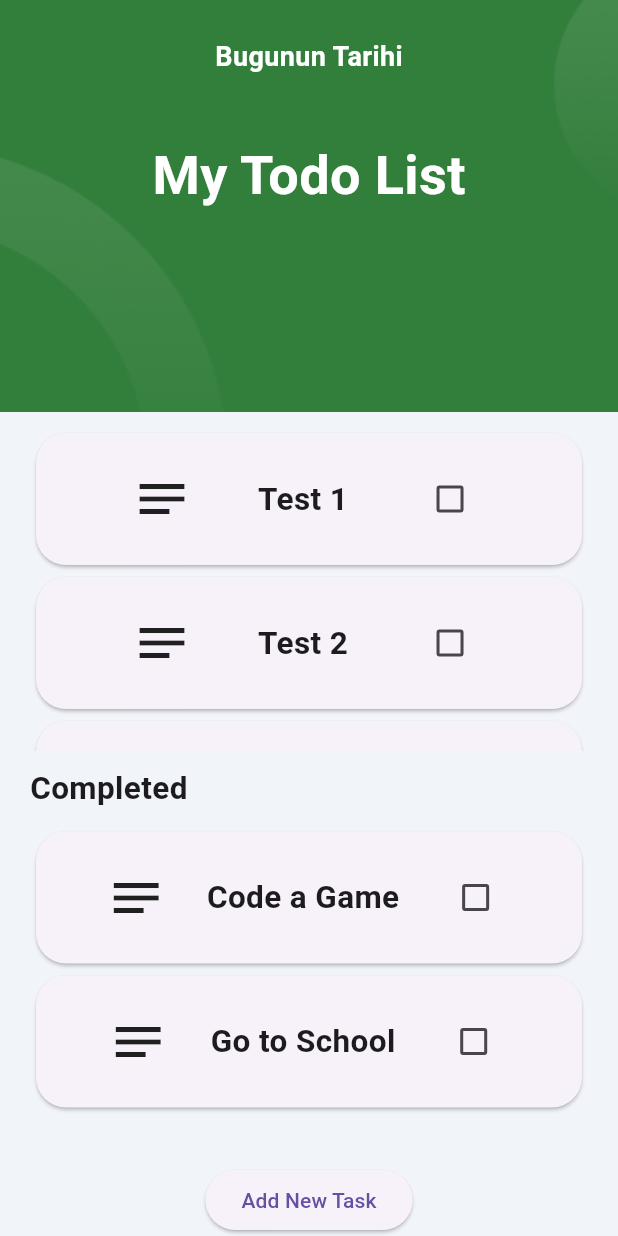
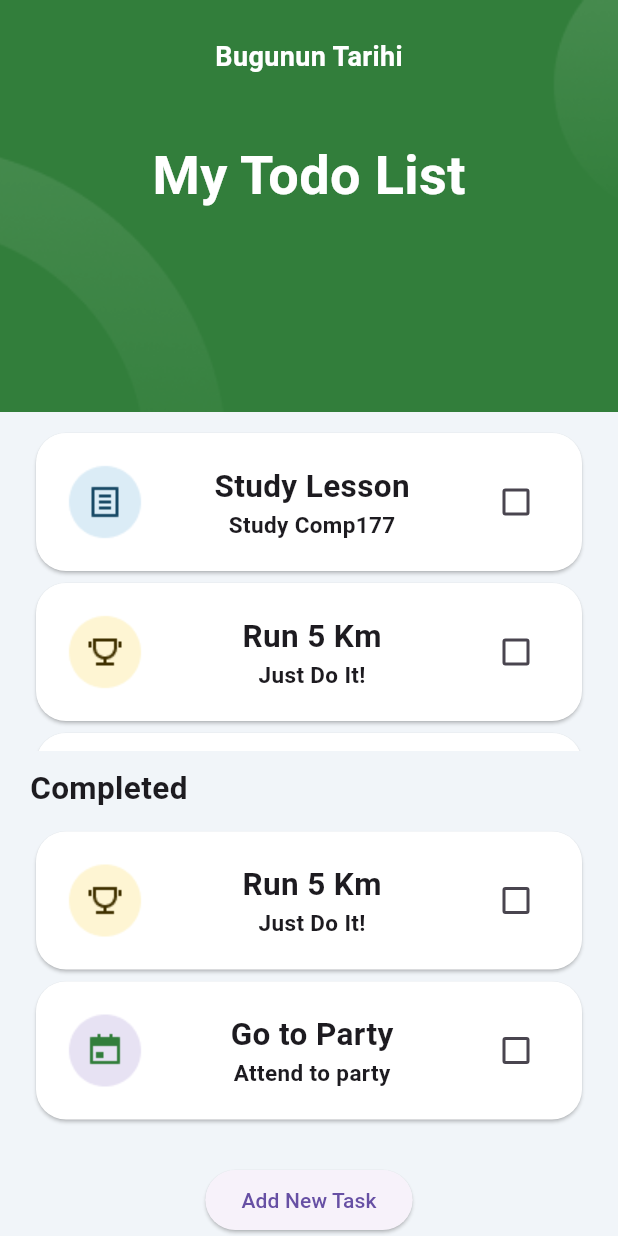
Before and after one commit to Limtotage/flutter_todo_app, a Flutter app: the screen it shows after launch, on a phone screen of 412 x 824 dp. Run offline on Flutter 3.47's test engine with Material 3 defaults, Android fonts, the phone set to English and light mode, and no system bars; our stand-ins replace firebase_auth, firebase_core, hexcolor; accounts and stored records are empty.

Commit message:
v0.10 Added model and Design for Task

```diff
--- /dev/null
+++ b/lib/constants/task_type.dart
@@ -0,0 +1 @@
+enum TaskType { note, calendar, goal }
--- a/lib/customItems/todo_item.dart
+++ b/lib/customItems/todo_item.dart
@@ -1,8 +1,10 @@
 import 'package:flutter/material.dart';
+import 'package:flutter_todo_app/constants/task_type.dart';
+import 'package:flutter_todo_app/model/task.dart';
 
 class Todoitem extends StatefulWidget {
-  const Todoitem({super.key, required this.title});
-  final String title;
+  const Todoitem({super.key, required this.task});
+  final Task task;
   @override
   State<Todoitem> createState() => _TodoitemState();
 }
@@ -12,24 +14,47 @@ class _TodoitemState extends State<Todoitem> {
   @override
   Widget build(BuildContext context) {
     return Card(
+      color: widget.task.isCompleted ? Colors.grey : Colors.white,
       shape: RoundedRectangleBorder(borderRadius: BorderRadius.circular(20)),
       child: Padding(
         padding: EdgeInsets.all(20),
         child: Row(
           mainAxisAlignment: MainAxisAlignment.spaceEvenly,
           children: [
-            Icon(
-              Icons.notes_outlined,
-              size: 40,
-            ),
-            Text(
-              widget.title,
-              style: TextStyle(fontWeight: FontWeight.bold, fontSize: 21),
+            widget.task.type == TaskType.note
+                ? Image.asset("lib/assets/images/Task.png")
+                : widget.task.type == TaskType.calendar
+                    ? Image.asset("lib/assets/images/Calendar.png")
+                    : Image.asset("lib/assets/images/Goal.png"),
+            Expanded(
+              child: Column(
+                children: [
+                  Text(
+                    widget.task.title,
+                    style: TextStyle(
+                        fontWeight: FontWeight.bold,
+                        fontSize: 21,
+                        decoration: widget.task.isCompleted
+                            ? TextDecoration.lineThrough
+                            : TextDecoration.none),
+                  ),
+                  Text(
+                    widget.task.description,
+                    style: TextStyle(
+                        fontWeight: FontWeight.bold,
+                        fontSize: 15,
+                        decoration: widget.task.isCompleted
+                            ? TextDecoration.lineThrough
+                            : TextDecoration.none),
+                  ),
+                ],
+              ),
             ),
             Checkbox(
                 value: isChecked,
                 onChanged: (val) => {
                       setState(() {
+                        widget.task.isCompleted = !widget.task.isCompleted;
                         isChecked = val!;
                       })
                     })
--- /dev/null
+++ b/lib/model/task.dart
@@ -0,0 +1,13 @@
+import 'package:flutter_todo_app/constants/task_type.dart';
+
+class Task {
+  Task(
+      {required this.type,
+      required this.title,
+      required this.description,
+      required this.isCompleted});
+  final TaskType type;
+  final String title;
+  final String description;
+  bool isCompleted;
+}
--- a/lib/screens/add_new_task.dart
+++ b/lib/screens/add_new_task.dart
@@ -51,8 +51,9 @@ class AddNewTaskScreen extends StatelessWidget {
                         mainAxisAlignment: MainAxisAlignment.spaceEvenly,
                         children: [
                           GestureIconsItem(path: "lib/assets/images/Task.png"),
-                          GestureIconsItem(path: "lib/assets/images/Date.png"),
-                          GestureIconsItem(path: "lib/assets/images/Trophy.png")
+                          GestureIconsItem(
+                              path: "lib/assets/images/Calendar.png"),
+                          GestureIconsItem(path: "lib/assets/images/Goal.png")
                         ],
                       ),
                     ),
--- a/lib/screens/home.dart
+++ b/lib/screens/home.dart
@@ -1,7 +1,9 @@
 import 'package:flutter/material.dart';
 import 'package:flutter_todo_app/constants/color.dart';
+import 'package:flutter_todo_app/constants/task_type.dart';
 import 'package:flutter_todo_app/customItems/header_item.dart';
 import 'package:flutter_todo_app/customItems/todo_item.dart';
+import 'package:flutter_todo_app/model/task.dart';
 import 'package:flutter_todo_app/screens/add_new_task.dart';
 import 'package:hexcolor/hexcolor.dart';
 
@@ -13,8 +15,35 @@ class HomeScreen extends StatefulWidget {
 }
 
 class _HomeScreenState extends State<HomeScreen> {
-  List<String> todo = ["Test 1", "Test 2", "Test 3"];
-  List<String> todoCompleted = ["Code a Game", "Go to School"];
+  List<Task> todo = [
+    Task(
+        type: TaskType.note,
+        title: "Study Lesson",
+        description: "Study Comp177",
+        isCompleted: false),
+    Task(
+        type: TaskType.goal,
+        title: "Run 5 Km",
+        description: "Just Do It!",
+        isCompleted: false),
+    Task(
+        type: TaskType.calendar,
+        title: "Go to Party",
+        description: "Attend to party",
+        isCompleted: false),
+  ];
+  List<Task> todoCompleted = [
+    Task(
+        type: TaskType.goal,
+        title: "Run 5 Km",
+        description: "Just Do It!",
+        isCompleted: false),
+    Task(
+        type: TaskType.calendar,
+        title: "Go to Party",
+        description: "Attend to party",
+        isCompleted: false),
+  ];
   @override
   Widget build(BuildContext context) {
     return MaterialApp(
@@ -35,7 +64,7 @@ class _HomeScreenState extends State<HomeScreen> {
                     shrinkWrap: true,
                     itemCount: todo.length,
                     itemBuilder: (context, index) {
-                      return Todoitem(title: todo[index]);
+                      return Todoitem(task: todo[index]);
                     },
                   )),
                 ),
@@ -60,7 +89,7 @@ class _HomeScreenState extends State<HomeScreen> {
                     shrinkWrap: true,
                     itemCount: todoCompleted.length,
                     itemBuilder: (context, index) {
-                      return Todoitem(title: todoCompleted[index]);
+                      return Todoitem(task: todoCompleted[index]);
                     },
                   )),
                 ),
```
Also changed, not shown: lib/assets/images/Calendar.png (renamed from lib/assets/images/Date.png), lib/assets/images/Goal.png (renamed from lib/assets/images/Trophy.png), 4 other files.
